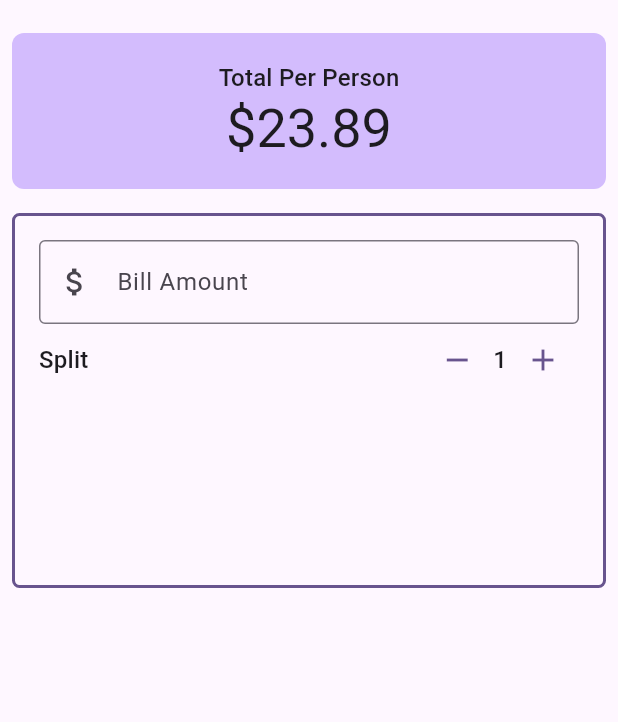
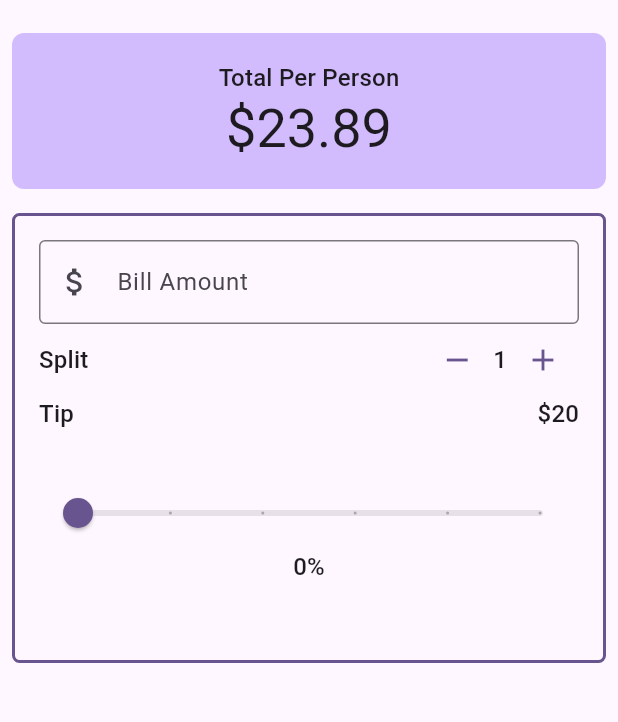
Before and after one commit to KhunchayNe/utip, a Flutter app: the screen it shows after launch, on a phone screen of 412 x 824 dp, the part 63-785 px from its top. Run offline on Flutter 3.47's test engine with Material 3 defaults, Android fonts, the phone set to English and light mode, and no system bars.

Commit message:
add widget file and use callback

```diff
--- /dev/null
+++ b/lib/screen/bill_amount.dart
@@ -0,0 +1,26 @@
+import 'package:flutter/material.dart';
+
+class BillAmount extends StatelessWidget {
+  const BillAmount({
+    super.key,
+    required this.onChange,
+    required this.billAmont,
+  });
+
+  final String billAmont;
+  final ValueChanged<String> onChange;
+
+  @override
+  Widget build(BuildContext context) {
+    return TextField(
+      decoration: const InputDecoration(
+          border: OutlineInputBorder(),
+          prefixIcon: Icon(Icons.attach_money),
+          labelText: 'Bill Amount'),
+      keyboardType: TextInputType.number,
+      onChanged: (value) {
+        onChange(value);
+      },
+    );
+  }
+}
--- a/lib/screen/utip.dart
+++ b/lib/screen/utip.dart
@@ -1,4 +1,5 @@
 import 'package:flutter/material.dart';
+import 'bill_amount.dart';
 
 class UTip extends StatefulWidget {
   const UTip({super.key});
@@ -9,6 +10,8 @@ class UTip extends StatefulWidget {
 
 class _UTipState extends State<UTip> {
   int _personCount = 1;
+
+  double _percentTip = 0;
 
   void increment() {
     setState(() {
@@ -66,7 +69,7 @@ class _UTipState extends State<UTip> {
             padding: const EdgeInsets.all(8.0),
             child: Container(
               width: 100,
-              height: 250,
+              height: 300,
               decoration: BoxDecoration(
                   borderRadius: BorderRadius.circular(5),
                   border: Border.all(
@@ -77,19 +80,63 @@ class _UTipState extends State<UTip> {
                 padding: const EdgeInsets.all(16.0),
                 child: Column(
                   children: [
-                    TextField(
-                      decoration: const InputDecoration(
-                          border: OutlineInputBorder(),
-                          prefixIcon: Icon(Icons.attach_money),
-                          labelText: 'Bill Amount'),
-                      keyboardType: TextInputType.number,
+                    BillAmount(
+                        billAmont: "100",
+                        onChange: (value) {
+                          print("Amount is : $value");
+                        }),
+                    personCount(theme),
+                    tip(theme),
+                    const SizedBox(height: 30.0),
+                    tipScroll(theme)
+                  ],
+                ),
+              ),
+            ),
+          )
+        ],
+      ),
+    );
+  }
+
+  Widget tipScroll(ThemeData theme) => Column(
+        mainAxisAlignment: MainAxisAlignment.spaceBetween,
+        mainAxisSize: MainAxisSize.max,
+        children: [
+          Slider(
+              divisions: 5,
+              label: '${(_percentTip * 100).round()}%',
+              value: _percentTip,
               onChanged: (value) {
-                        print(value);
-                      },
+                setState(() {
+                  _percentTip = value;
+                });
+              }),
+          Text(
+            '${(_percentTip * 100).round()}%',
+            style: theme.textTheme.titleMedium,
           ),
+        ],
+      );
 
-                    //Split Bull area
-                    Row(
+  Widget tip(ThemeData theme) {
+    return Row(
+      mainAxisAlignment: MainAxisAlignment.spaceBetween,
+      children: [
+        Text(
+          'Tip',
+          style: theme.textTheme.titleMedium,
+        ),
+        Text(
+          '\$20',
+          style: theme.textTheme.titleMedium,
+        ),
+      ],
+    );
+  }
+
+  Widget personCount(ThemeData theme) {
+    return Row(
       mainAxisAlignment: MainAxisAlignment.spaceBetween,
       children: [
         Text(
@@ -100,9 +147,7 @@ class _UTipState extends State<UTip> {
           children: [
             IconButton(
               onPressed: () => {decerment()},
-                              icon: Icon(
-                                  color: theme.colorScheme.primary,
-                                  Icons.remove),
+              icon: Icon(color: theme.colorScheme.primary, Icons.remove),
             ),
             Text(
               '$_personCount',
@@ -110,20 +155,11 @@ class _UTipState extends State<UTip> {
             ),
             IconButton(
               onPressed: () => {increment()},
-                              icon: Icon(
-                                  color: theme.colorScheme.primary, Icons.add),
+              icon: Icon(color: theme.colorScheme.primary, Icons.add),
             ),
           ],
         )
       ],
-                    )
-                  ],
-                ),
-              ),
-            ),
-          )
-        ],
-      ),
     );
   }
 }
```
Lines whose indentation alone changed are shown as unchanged.
